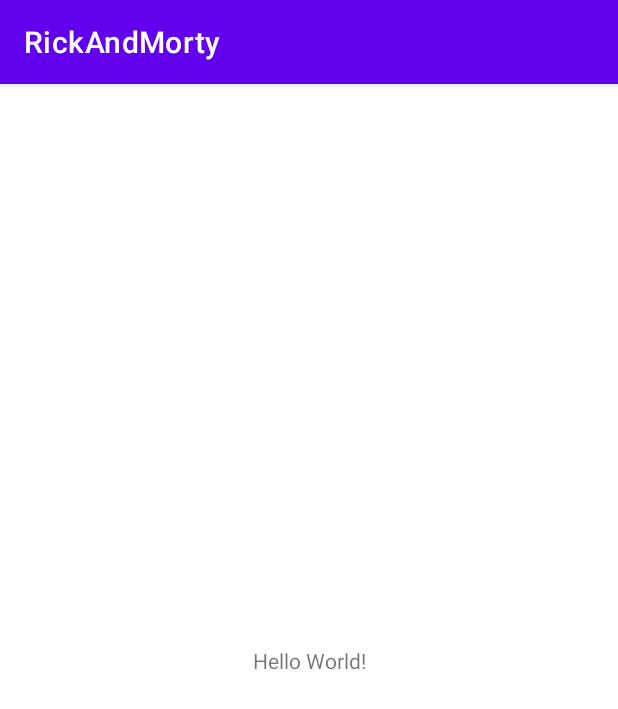
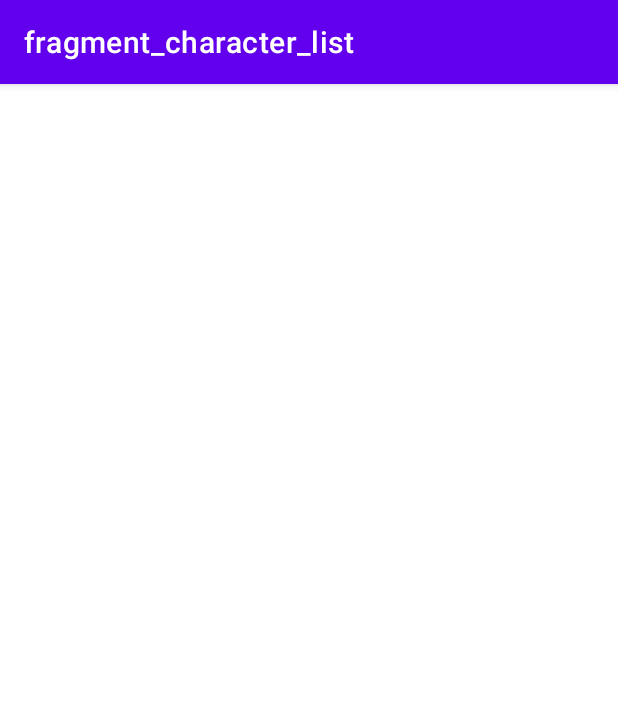
Before and after one commit to mouraojunior/RickAndMorty, an Android app: the screen it shows after launch (MainActivity), on a phone screen of 412 x 824 dp. Shown: the top 709 px of the screen. Run offline under Robolectric (Android 15) with nearby library versions, the phone set to English and light mode, and no system bars; our stand-ins replace Dagger/Hilt's generated code, Room's generated code, navigation-ui.

Commit message:
Fragment and Navigation

```diff
--- a/app/src/main/java/juniormourao/rickandmorty/MainActivity.kt
+++ b/app/src/main/java/juniormourao/rickandmorty/MainActivity.kt
@@ -2,12 +2,32 @@ package juniormourao.rickandmorty
 
 import android.os.Bundle
 import androidx.appcompat.app.AppCompatActivity
+import androidx.navigation.NavController
+import androidx.navigation.fragment.NavHostFragment
+import androidx.navigation.ui.AppBarConfiguration
+import androidx.navigation.ui.NavigationUI
 import dagger.hilt.android.AndroidEntryPoint
+import juniormourao.rickandmorty.databinding.ActivityMainBinding
 
 @AndroidEntryPoint
 class MainActivity : AppCompatActivity() {
+    private lateinit var binding: ActivityMainBinding
+    private lateinit var navController: NavController
+
     override fun onCreate(savedInstanceState: Bundle?) {
         super.onCreate(savedInstanceState)
-        setContentView(R.layout.activity_main)
+        binding = ActivityMainBinding.inflate(layoutInflater)
+        setContentView(binding.root)
+
+        val navHostFragment = supportFragmentManager
+            .findFragmentById(R.id.fragmentContainerView) as NavHostFragment
+        navController = navHostFragment.navController
+        val appBarConfiguration = AppBarConfiguration(navController.graph)
+        NavigationUI.setupActionBarWithNavController(this, navController, appBarConfiguration)
+    }
+
+    override fun onSupportNavigateUp(): Boolean {
+        onBackPressedDispatcher.onBackPressed()
+        return super.onSupportNavigateUp()
     }
 }
--- a/app/src/main/java/juniormourao/rickandmorty/presentation/CharacterListState.kt
+++ /dev/null
@@ -1,9 +0,0 @@
-package juniormourao.rickandmorty.presentation
-
-import juniormourao.rickandmorty.domain.model.Character
-
-sealed class CharacterListState {
-    data class Success(private val characterList: List<Character>) : CharacterListState()
-    data class Error(private val errorMessage: String) : CharacterListState()
-    object Loading : CharacterListState()
-}
--- /dev/null
+++ b/app/src/main/java/juniormourao/rickandmorty/presentation/character_list/CharacterListFragment.kt
@@ -0,0 +1,41 @@
+package juniormourao.rickandmorty.presentation.character_list
+
+import android.os.Bundle
+import android.view.View
+import androidx.fragment.app.Fragment
+import androidx.fragment.app.viewModels
+import androidx.lifecycle.Lifecycle
+import androidx.lifecycle.lifecycleScope
+import androidx.lifecycle.repeatOnLifecycle
+import dagger.hilt.android.AndroidEntryPoint
+import juniormourao.rickandmorty.R
+import juniormourao.rickandmorty.databinding.FragmentCharacterListBinding
+import kotlinx.coroutines.flow.collectLatest
+import kotlinx.coroutines.launch
+
+@AndroidEntryPoint
+class CharacterListFragment : Fragment(R.layout.fragment_character_list) {
+    private lateinit var characterListBinding: FragmentCharacterListBinding
+    private val characterListViewModel: CharacterListViewModel by viewModels()
+
+    override fun onViewCreated(view: View, savedInstanceState: Bundle?) {
+        super.onViewCreated(view, savedInstanceState)
+        characterListBinding = FragmentCharacterListBinding.bind(view)
+
+        collectFromViewModel()
+    }
+
+    private fun collectFromViewModel() {
+            lifecycleScope.launch {
+                repeatOnLifecycle(Lifecycle.State.STARTED) {
+                    characterListViewModel.characterListState.collectLatest { state ->
+                        when (state) {
+                            is CharacterListState.Error -> println("ErrorState: ${state.errorMessage}")
+                            is CharacterListState.Loading -> println("LoadingState")
+                            is CharacterListState.Success -> println("SuccessState: ${state.characterList}")
+                        }
+                    }
+                }
+            }
+    }
+}
--- /dev/null
+++ b/app/src/main/java/juniormourao/rickandmorty/presentation/character_list/CharacterListState.kt
@@ -0,0 +1,9 @@
+package juniormourao.rickandmorty.presentation.character_list
+
+import juniormourao.rickandmorty.domain.model.Character
+
+sealed class CharacterListState {
+    data class Success(val characterList: List<Character>) : CharacterListState()
+    data class Error(val errorMessage: String) : CharacterListState()
+    object Loading : CharacterListState()
+}
--- a/app/src/main/java/juniormourao/rickandmorty/presentation/CharacterListViewModel.kt
+++ b/app/src/main/java/juniormourao/rickandmorty/presentation/character_list/CharacterListViewModel.kt
@@ -1,4 +1,4 @@
-package juniormourao.rickandmorty.presentation
+package juniormourao.rickandmorty.presentation.character_list
 
 import androidx.lifecycle.ViewModel
 import androidx.lifecycle.viewModelScope
@@ -20,7 +20,7 @@ class CharacterListViewModel @Inject constructor(
     private val getCharactersUseCase: GetCharacters
 ) : ViewModel() {
     private val _characterListState = MutableSharedFlow<CharacterListState>()
-    val characterListState = _characterListState.asSharedFlow()
+    var characterListState = _characterListState.asSharedFlow()
 
     init {
         getCharacters()
--- a/app/src/main/res/layout/activity_main.xml
+++ b/app/src/main/res/layout/activity_main.xml
@@ -6,10 +6,13 @@
     android:layout_height="match_parent"
     tools:context=".MainActivity">
 
-    <TextView
-        android:layout_width="wrap_content"
-        android:layout_height="wrap_content"
-        android:text="Hello World!"
+    <androidx.fragment.app.FragmentContainerView
+        android:id="@+id/fragmentContainerView"
+        android:name="androidx.navigation.fragment.NavHostFragment"
+        app:defaultNavHost="true"
+        app:navGraph="@navigation/nav_graph"
+        android:layout_width="match_parent"
+        android:layout_height="match_parent"
         app:layout_constraintBottom_toBottomOf="parent"
         app:layout_constraintLeft_toLeftOf="parent"
         app:layout_constraintRight_toRightOf="parent"
--- /dev/null
+++ b/app/src/main/res/layout/fragment_character_list.xml
@@ -0,0 +1,8 @@
+<?xml version="1.0" encoding="utf-8"?>
+<FrameLayout xmlns:android="http://schemas.android.com/apk/res/android"
+    xmlns:tools="http://schemas.android.com/tools"
+    android:layout_width="match_parent"
+    android:layout_height="match_parent"
+    tools:context=".presentation.character_list.CharacterListFragment">
+
+</FrameLayout>
--- /dev/null
+++ b/app/src/main/res/navigation/nav_graph.xml
@@ -0,0 +1,13 @@
+<?xml version="1.0" encoding="utf-8"?>
+<navigation xmlns:android="http://schemas.android.com/apk/res/android"
+    xmlns:app="http://schemas.android.com/apk/res-auto"
+    xmlns:tools="http://schemas.android.com/tools"
+    android:id="@+id/nav_graph"
+    app:startDestination="@id/characterListFragment">
+
+    <fragment
+        android:id="@+id/characterListFragment"
+        android:name="juniormourao.rickandmorty.presentation.character_list.CharacterListFragment"
+        android:label="fragment_character_list"
+        tools:layout="@layout/fragment_character_list" />
+</navigation>
```
